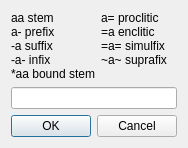
First picture: the form in createanalysisdialog.ui, repository adamb924/Gloss, before the edit.
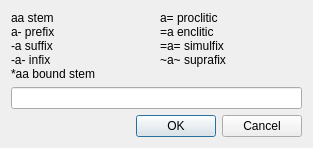
Second picture: the form after the edit. Custom widgets are drawn as their Qt base class.

```diff
--- a/createanalysisdialog.ui
+++ b/createanalysisdialog.ui
@@ -6,7 +6,7 @@
    <rect>
     <x>0</x>
     <y>0</y>
-    <width>174</width>
+    <width>313</width>
     <height>140</height>
    </rect>
   </property>
```
